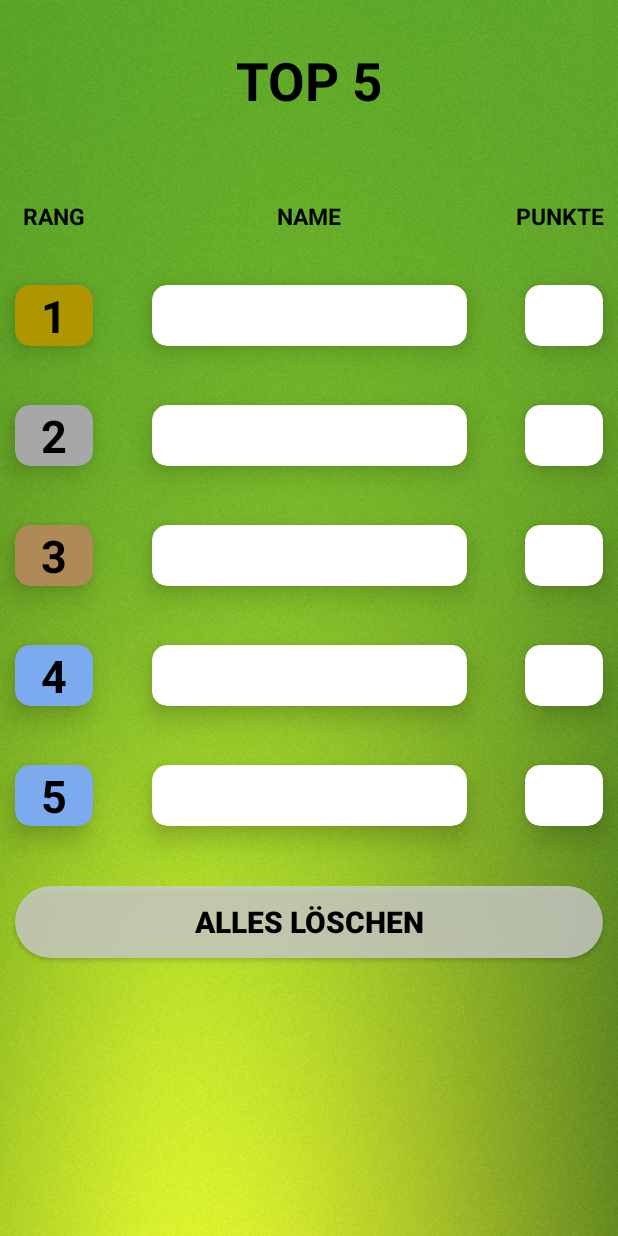
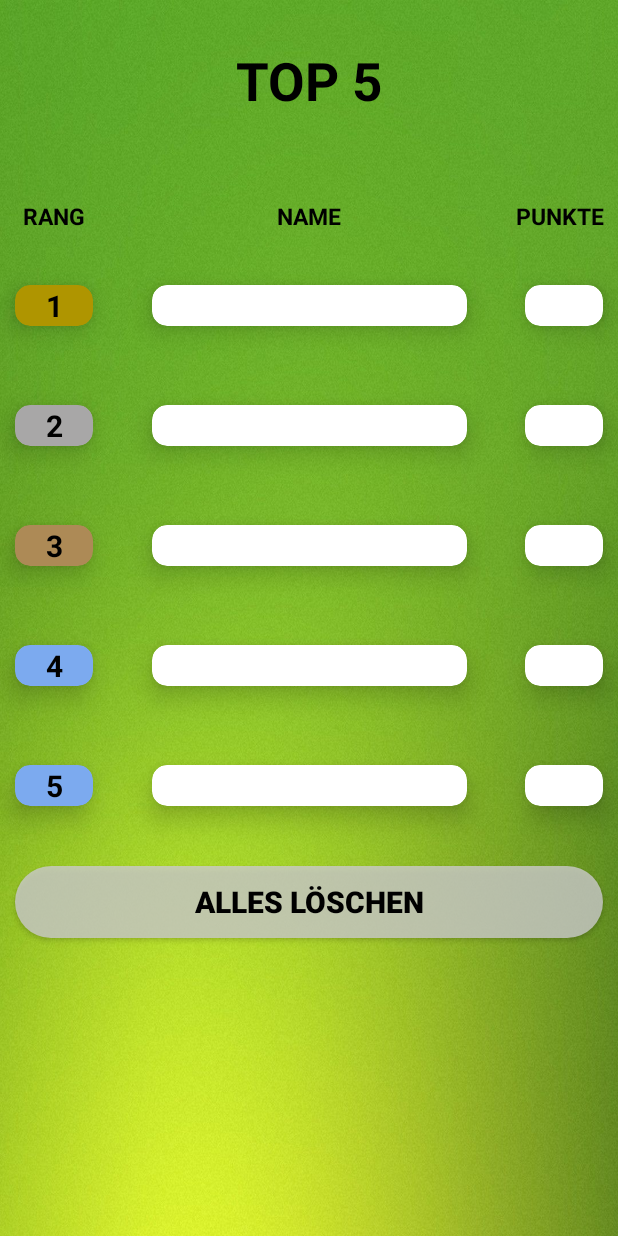
Before and after one commit to WxExLGHTZ/Kotlin_Quiz_App, an Android app: the ScoreFragment screen opened through its navigation route, on a phone screen of 412 x 824 dp. Run offline under Robolectric (Android 15) with nearby library versions, the phone set to English and light mode, and no system bars; our stand-ins replace Room's generated code, data binding.

Commit message:
Bug Behebung

```diff
--- a/app/src/main/java/de/htw_berlin/quiz/fragments/result/ResultViewModel.kt
+++ b/app/src/main/java/de/htw_berlin/quiz/fragments/result/ResultViewModel.kt
@@ -91,6 +91,5 @@ class ResultViewModel(rname: String, rscore: Int, val database: userDao,applicat
          * insert current user in Database
          */
         database.insert(user)
-
     }
 }
--- a/app/src/main/java/de/htw_berlin/quiz/fragments/title/TitleFragment.kt
+++ b/app/src/main/java/de/htw_berlin/quiz/fragments/title/TitleFragment.kt
@@ -58,7 +58,6 @@ class TitleFragment : Fragment() {
                  */
                 val action = TitleFragmentDirections.actionTitleFragmentSelf()
                 NavHostFragment.findNavController(requireParentFragment()).navigate(action)
-
             }
         })
 
--- a/app/src/main/res/layout/fragment_result.xml
+++ b/app/src/main/res/layout/fragment_result.xml
@@ -90,6 +90,7 @@
                     android:textColor="@color/black"
                     android:textSize="20sp"
                     android:textStyle="bold"
+                    android:maxLines="1"
                     android:text="@{String.valueOf(resultViewModel.sname)}"
                     tools:text="user"></TextView>
 
--- a/app/src/main/res/layout/fragment_score.xml
+++ b/app/src/main/res/layout/fragment_score.xml
@@ -101,7 +101,7 @@
                 android:text="1"
                 android:textColor="@color/black"
                 android:textStyle="bold"
-                android:textSize="30sp"
+                android:textSize="20sp"
                 android:gravity="center">
 
             </TextView>
@@ -131,8 +131,9 @@
                 android:gravity="center"
                 android:text=""
                 android:textColor="@color/black"
-                android:textSize="30sp"
+                android:textSize="20sp"
                 android:textStyle="bold"
+                android:maxLines="1"
                 app:layout_constraintTop_toTopOf="parent"
                 tools:text="NAME">
             </TextView>
@@ -161,7 +162,7 @@
                 android:gravity="center"
                 android:text=""
                 android:textColor="@color/black"
-                android:textSize="30sp"
+                android:textSize="20sp"
                 android:textStyle="bold"
                 tools:text="10">
             </TextView>
@@ -187,7 +188,7 @@
                 android:text="2"
                 android:textColor="@color/black"
                 android:textStyle="bold"
-                android:textSize="30sp"
+                android:textSize="20sp"
                 android:gravity="center">
 
             </TextView>
@@ -217,8 +218,9 @@
                 android:gravity="center"
                 android:text=""
                 android:textColor="@color/black"
-                android:textSize="30sp"
+                android:textSize="20sp"
                 android:textStyle="bold"
+                android:maxLines="1"
                 app:layout_constraintTop_toTopOf="parent"
                 tools:text="NAME">
             </TextView>
@@ -247,7 +249,7 @@
                 android:gravity="center"
                 android:text=""
                 android:textColor="@color/black"
-                android:textSize="30sp"
+                android:textSize="20sp"
                 android:textStyle="bold"
                 tools:text="10">
             </TextView>
@@ -273,7 +275,7 @@
                 android:text="3"
                 android:textColor="@color/black"
                 android:textStyle="bold"
-                android:textSize="30sp"
+                android:textSize="20sp"
                 android:gravity="center">
 
             </TextView>
@@ -303,8 +305,9 @@
                 android:gravity="center"
                 android:text=""
                 android:textColor="@color/black"
-                android:textSize="30sp"
+                android:textSize="20sp"
                 android:textStyle="bold"
+                android:maxLines="1"
                 app:layout_constraintTop_toTopOf="parent"
                 tools:text="NAME">
             </TextView>
@@ -333,7 +336,7 @@
                 android:gravity="center"
                 android:text=""
                 android:textColor="@color/black"
-                android:textSize="30sp"
+                android:textSize="20sp"
                 android:textStyle="bold"
                 tools:text="10">
             </TextView>
@@ -359,7 +362,7 @@
                 android:text="4"
                 android:textColor="@color/black"
                 android:textStyle="bold"
-                android:textSize="30sp"
+                android:textSize="20sp"
                 android:gravity="center">
 
             </TextView>
@@ -389,8 +392,9 @@
                 android:gravity="center"
                 android:text=""
                 android:textColor="@color/black"
-                android:textSize="30sp"
+                android:textSize="20sp"
                 android:textStyle="bold"
+                android:maxLines="1"
                 app:layout_constraintTop_toTopOf="parent"
                 tools:text="NAME">
             </TextView>
@@ -419,7 +423,7 @@
                 android:gravity="center"
                 android:text=""
                 android:textColor="@color/black"
-                android:textSize="30sp"
+                android:textSize="20sp"
                 android:textStyle="bold"
                 tools:text="10">
             </TextView>
@@ -445,7 +449,7 @@
                 android:text="5"
                 android:textColor="@color/black"
                 android:textStyle="bold"
-                android:textSize="30sp"
+                android:textSize="20sp"
                 android:gravity="center">
 
             </TextView>
@@ -475,8 +479,9 @@
                 android:gravity="center"
                 android:text=""
                 android:textColor="@color/black"
-                android:textSize="30sp"
+                android:textSize="20sp"
                 android:textStyle="bold"
+                android:maxLines="1"
                 app:layout_constraintTop_toTopOf="parent"
                 tools:text="NAME">
             </TextView>
@@ -505,7 +510,7 @@
                 android:gravity="center"
                 android:text=""
                 android:textColor="@color/black"
-                android:textSize="30sp"
+                android:textSize="20sp"
                 android:textStyle="bold"
                 tools:text="10">
             </TextView>
--- a/app/src/main/res/layout/fragment_title.xml
+++ b/app/src/main/res/layout/fragment_title.xml
@@ -65,16 +65,20 @@
                     android:textStyle="bold" />
 
                 <com.google.android.material.textfield.TextInputLayout
+                    style="@style/Widget.MaterialComponents.TextInputLayout.OutlinedBox"
                     android:layout_width="match_parent"
                     android:layout_height="wrap_content"
                     android:layout_marginTop="40dp"
-                    style="@style/Widget.MaterialComponents.TextInputLayout.OutlinedBox">
+                    app:counterEnabled="true"
+                    app:counterMaxLength="9">
 
                     <androidx.appcompat.widget.AppCompatEditText
                         android:id="@+id/e_text_name"
                         android:layout_width="match_parent"
                         android:layout_height="wrap_content"
                         android:hint="Name"
+                        android:maxLines="1"
+                        android:maxLength="9"
                         android:gravity="center"
                         android:textColor="@color/black"
                         android:textColorHint="@color/grey"/>
```
